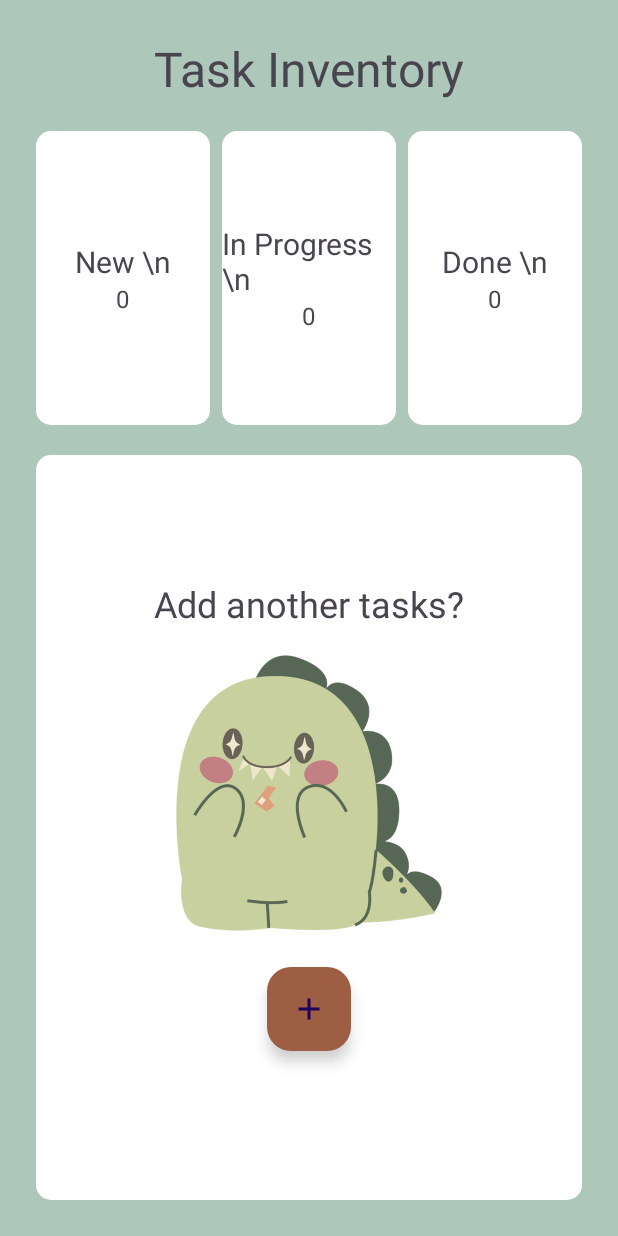
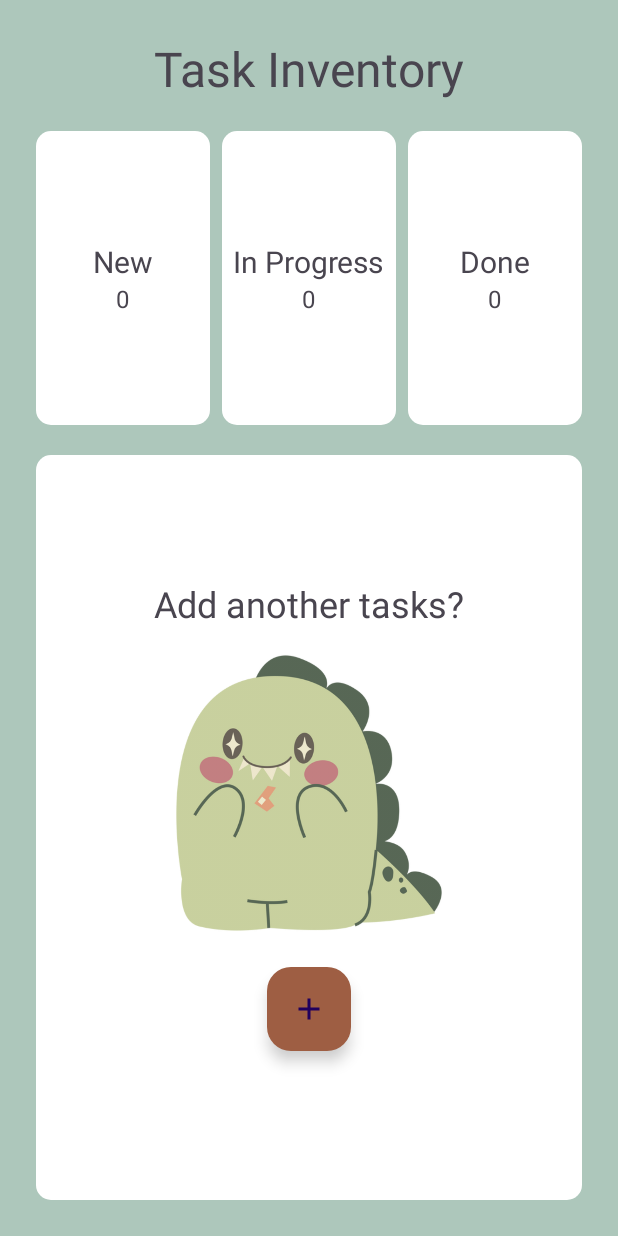
Before and after one commit to g-acey/task-app, an Android app: the screen it shows after launch (MainActivity), on a phone screen of 412 x 824 dp. Run offline under Robolectric (Android 15) with nearby library versions, the phone set to English and light mode, and no system bars; our stand-ins replace data binding; 2 statements that could not run were skipped.

Commit message:
add code for add new task

```diff
--- a/app/src/main/res/layout/fragment_home.xml
+++ b/app/src/main/res/layout/fragment_home.xml
@@ -49,7 +49,7 @@
                         android:id="@+id/textNewTitle"
                         android:layout_width="wrap_content"
                         android:layout_height="wrap_content"
-                        android:text='@{"New \n"}'
+                        android:text='@{"New"}'
                         android:textSize="20sp"
                         />
 
@@ -79,7 +79,7 @@
                         android:layout_width="wrap_content"
                         android:layout_height="wrap_content"
                         android:textSize="20sp"
-                        android:text='@{"In Progress \n"}'
+                        android:text='@{"In Progress"}'
                         />
 
                     <TextView
@@ -106,7 +106,7 @@
                         android:layout_width="wrap_content"
                         android:layout_height="wrap_content"
                         android:textSize="20sp"
-                        android:text='@{"Done \n"}'
+                        android:text='@{"Done"}'
                         />
 
                     <TextView
@@ -147,7 +147,8 @@
                     android:clickable="true"
                     android:src="@drawable/ic_add"
                     android:contentDescription="Add Task"
-                    android:backgroundTint="@color/chocolate"/>
+                    android:backgroundTint="@color/chocolate"
+                    android:onClick='@{() -> home.goToAddTask()}'/>
 
             </LinearLayout>
 
--- a/app/src/main/res/navigation/nav_graph.xml
+++ b/app/src/main/res/navigation/nav_graph.xml
@@ -16,6 +16,9 @@
         >
 
         </action>
+        <action
+            android:id="@+id/action_HomeFragment_to_addNewTaskFragment"
+            app:destination="@id/addNewTaskFragment" />
     </fragment>
 
     <fragment
@@ -28,4 +31,9 @@
             app:argType="string"/>
     </fragment>
 
+    <fragment
+        android:id="@+id/addNewTaskFragment"
+        android:name="org.ibda.myguessgame.AddNewTaskFragment"
+        android:label="AddNewTaskFragment" />
+
 </navigation>
```
Also changed, not shown: app/src/main/java/org/ibda/myguessgame/AddNewTaskFragment.kt (+14 -42 lines), app/src/main/java/org/ibda/myguessgame/AddNewTaskViewModel.kt (added, +24 -0 lines), app/src/main/java/org/ibda/myguessgame/HomeFragment.kt (+14 -8 lines), app/src/main/java/org/ibda/myguessgame/HomeViewModel.kt (+10 -33 lines), app/src/main/res/layout/fragment_add_new_task.xml (+12 -3 lines).
